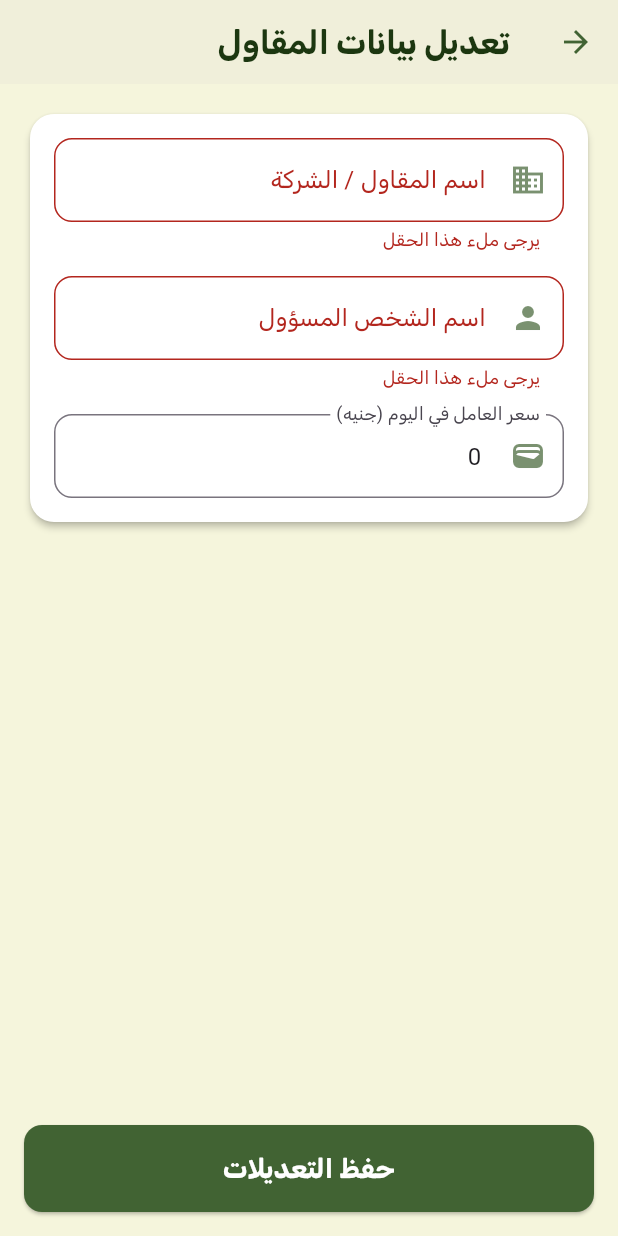
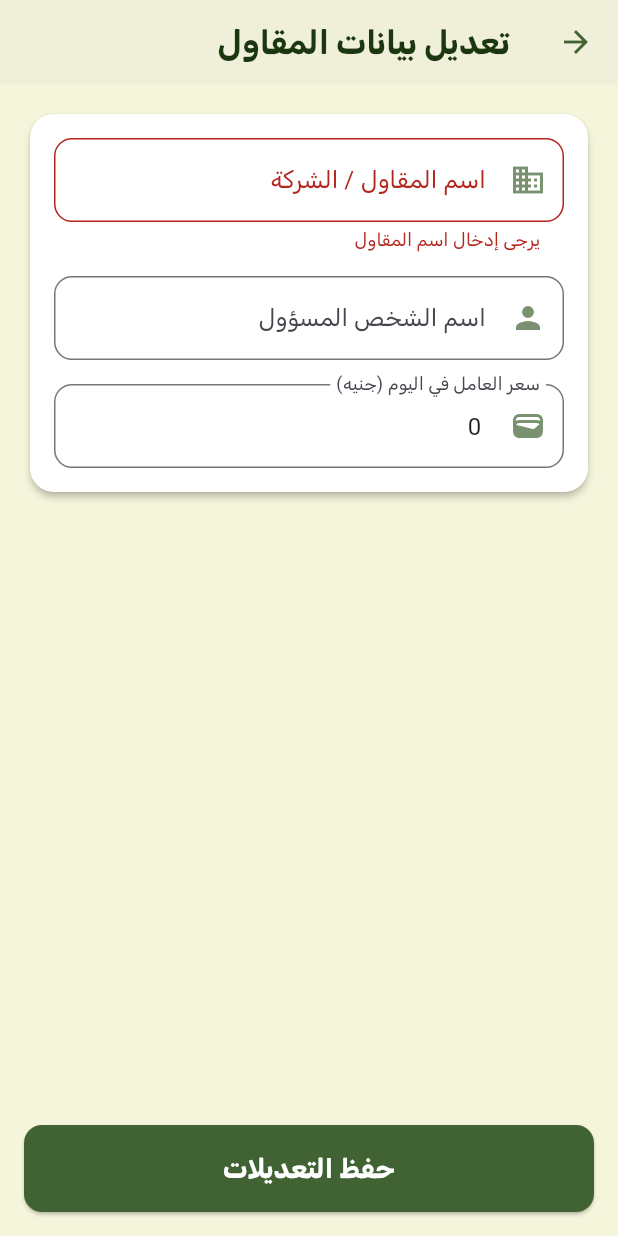
Before and after one commit to Mr11011/zera3a_plus, a Flutter app: the EditContractorScreen screen opened directly with empty values, after a tap on "حفظ التعديلات", on a phone screen of 412 x 824 dp. Run offline on Flutter 3.47's test engine with Material 3 defaults, Android fonts, the phone set to English and light mode, and no system bars; our stand-ins replace bloc, cloud_firestore, device_preview, firebase_auth, firebase_core, fl_chart and 7 more; accounts and stored records are empty; generated files the repository leaves out were written again; Roboto replaces fonts that are missing (Vazirmatn); statements that could not run were skipped.

Commit message:
Refactor: general inventory feature, UI enhancements and validation
Refactored the general inventory feature by moving it to its own top-level directory.

- Added input validation to the edit contractors screen.
- Implemented UI enhancements across several screens:
    - Added bottom padding to list views in general workers, cash flow, home, and general inventory screens to prevent UI overlap with floating action buttons.
- Minor code cleanup and import path corrections.

```diff
--- a/lib/core/di.dart
+++ b/lib/core/di.dart
@@ -4,11 +4,11 @@ import 'package:get_it/get_it.dart';
 import 'package:shared_preferences/shared_preferences.dart';
 import '../feature/auth/auth_cubit.dart';
 import '../feature/cashFlow/controller/cash_flow_cubit.dart';
+import '../feature/general_inventory/controlller/general_inventory_cubit.dart';
 import '../feature/general_workers/controller/general_workers_cubit.dart';
 import '../feature/home/controller/plot_cubit.dart';
 import '../feature/home/general_reports/general_reporst_cubit.dart';
 import '../feature/inventory/controller/inventory_cubit.dart';
-import '../feature/inventory/generalInventory/controlller/general_inventory_cubit.dart';
 import '../feature/irrigation/irrigation_cubit.dart';
 import '../feature/reports/controller/report_cubit.dart';
 import '../feature/workers/workers_cubit.dart';
--- a/lib/feature/cashFlow/views/cash_flow_screen.dart
+++ b/lib/feature/cashFlow/views/cash_flow_screen.dart
@@ -142,6 +142,7 @@ class CashFlowScreen extends StatelessWidget {
 
   Widget _buildTransactionsList(List<TransactionModel> transactions) {
     return ListView.separated(
+      padding: const EdgeInsets.only(bottom: 90.0),
       itemCount: transactions.length,
       separatorBuilder: (_, __) => const SizedBox(height: 8),
       itemBuilder: (context, index) {
@@ -667,8 +668,8 @@ class _EditTransactionSheetState extends State<_EditTransactionSheet> {
         child: Padding(
           padding: EdgeInsets.only(
               left: 16, right: 16, top: 16, bottom: bottomPadding + 16),
-          // --- FIX: Wrap content in SingleChildScrollView to prevent overflow ---
           child: SingleChildScrollView(
+            physics: const BouncingScrollPhysics(),
             child: Form(
               key: _formKey,
               child: Column(
--- a/lib/feature/inventory/generalInventory/views/general_inventory_screen.dart
+++ b/lib/feature/general_inventory/views/general_inventory_screen.dart
@@ -38,8 +38,8 @@ class GeneralInventoryScreen extends StatelessWidget {
                     context.read<GeneralInventoryCubit>().fetchProducts(),
                 color: AppColor.green,
                 child: ListView.builder(
-                  padding: const EdgeInsets.symmetric(
-                      horizontal: 12.0, vertical: 8.0),
+                  padding: const EdgeInsets.only(right: 12.0, left: 12.0,top: 8, bottom: 60),
+
                   itemCount: state.products.length,
                   itemBuilder: (context, index) {
                     final product = state.products[index];
--- a/lib/feature/general_workers/views/contractors/edit_contractors_screen.dart
+++ b/lib/feature/general_workers/views/contractors/edit_contractors_screen.dart
@@ -107,12 +107,20 @@ class _EditContractorScreenState extends State<EditContractorScreen> {
                         controller: _nameController,
                         labelText: 'اسم المقاول / الشركة',
                         icon: Icons.business,
+                        validator: (value) {
+                          if (value == null || value.trim().isEmpty) {
+                            return 'يرجى إدخال اسم المقاول';
+                          }
+                          return null;
+                        },
                       ),
                       const SizedBox(height: 16),
                       _buildTextField(
                         controller: _contactPersonController,
                         labelText: 'اسم الشخص المسؤول',
                         icon: Icons.person,
+                        // no need for validator here
+                        validator: null,
                       ),
                       const SizedBox(height: 16),
                       _buildTextField(
@@ -120,6 +128,16 @@ class _EditContractorScreenState extends State<EditContractorScreen> {
                         labelText: 'سعر العامل في اليوم (جنيه)',
                         icon: Icons.wallet_outlined,
                         keyboardType: TextInputType.number,
+                        validator: (value) {
+                          if (value == null || value.trim().isEmpty) {
+                            return 'يرجى إدخال سعر العامل في اليوم';
+                          }
+                          final parsed = double.tryParse(value);
+                          if (parsed == null || parsed < 0) {
+                            return 'يرجى إدخال رقم صالح للسعر';
+                          }
+                          return null;
+                        },
                       ),
                     ],
                   ),
@@ -138,6 +156,8 @@ class _EditContractorScreenState extends State<EditContractorScreen> {
     required String labelText,
     required IconData icon,
     TextInputType? keyboardType,
+    // validator can be optional
+    required String? Function(String?)? validator,
   }) {
     return TextFormField(
       controller: controller,
@@ -151,8 +171,7 @@ class _EditContractorScreenState extends State<EditContractorScreen> {
         ),
       ),
       keyboardType: keyboardType,
-      validator: (v) =>
-          (v?.trim().isEmpty ?? true) ? 'يرجى ملء هذا الحقل' : null,
+      validator: validator,
     );
   }
 
--- a/lib/feature/inventory/controller/inventory_cubit.dart
+++ b/lib/feature/inventory/controller/inventory_cubit.dart
@@ -2,9 +2,10 @@ import 'package:bloc/bloc.dart';
 import 'package:cloud_firestore/cloud_firestore.dart';
 import 'package:firebase_auth/firebase_auth.dart';
 import 'package:intl/intl.dart' show DateFormat;
+import '../../general_inventory/data/inventory_product_model.dart';
+import '../../general_inventory/data/purchase_batch_model.dart';
 import '../data/inventory_model.dart';
-import '../generalInventory/data/inventory_product_model.dart';
-import '../generalInventory/data/purchase_batch_model.dart';
+
 import 'inventory_states.dart';
 
 class InventoryCubit extends Cubit<InventoryStates> {
--- a/lib/feature/inventory/controller/inventory_states.dart
+++ b/lib/feature/inventory/controller/inventory_states.dart
@@ -1,5 +1,5 @@
+import '../../general_inventory/data/inventory_product_model.dart';
 import '../data/inventory_model.dart';
-import '../generalInventory/data/inventory_product_model.dart';
 
 abstract class InventoryStates {}
 
--- a/lib/feature/inventory/views/inventory_screen.dart
+++ b/lib/feature/inventory/views/inventory_screen.dart
@@ -6,11 +6,11 @@ import 'package:intl/intl.dart' show DateFormat;
 import 'package:zera3a/core/di.dart';
 import 'package:zera3a/core/utils/colors.dart';
 import '../../../core/constants/app_const.dart';
+import '../../general_inventory/data/inventory_product_model.dart';
 import '../../home/data/plot_model.dart';
 import '../controller/inventory_cubit.dart';
 import '../controller/inventory_states.dart';
 import '../data/inventory_model.dart';
-import '../generalInventory/data/inventory_product_model.dart';
 
 class InventoryScreen extends StatefulWidget {
   final Plot plot;
```
Also changed, not shown: lib/feature/general_workers/views/general_workers_screen.dart (+8 -4 lines), lib/feature/home/views/home_screen.dart (+84 -59 lines), lib/feature/general_inventory/controlller/general_inventory_cubit.dart (renamed from lib/feature/inventory/generalInventory/controlller/general_inventory_cubit.dart), lib/feature/general_inventory/controlller/general_inventory_states.dart (renamed from lib/feature/inventory/generalInventory/controlller/general_inventory_states.dart), lib/feature/general_inventory/data/general_inventory_model.dart (renamed from lib/feature/inventory/generalInventory/data/general_inventory_model.dart), lib/feature/general_inventory/data/inventory_product_model.dart (renamed from lib/feature/inventory/generalInventory/data/inventory_product_model.dart), lib/feature/general_inventory/data/purchase_batch_model.dart (renamed from lib/feature/inventory/generalInventory/data/purchase_batch_model.dart), lib/feature/general_inventory/views/add_inventory_items_screen.dart (renamed from lib/feature/inventory/generalInventory/views/add_inventory_items_screen.dart), lib/feature/general_inventory/views/edit_batch_screen.dart (renamed from lib/feature/inventory/generalInventory/views/edit_batch_screen.dart), lib/feature/general_inventory/views/edit_general_inventory_screen.dart (renamed from lib/feature/inventory/generalInventory/views/edit_general_inventory_screen.dart), lib/feature/general_inventory/views/inventory_details_screen.dart (renamed from lib/feature/inventory/generalInventory/views/inventory_details_screen.dart).
